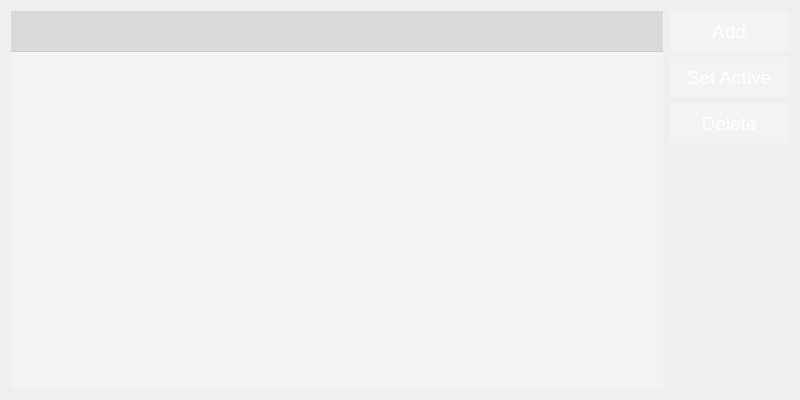
The window that Kaminec/UI/kamineclauncher_tabs/accounttab.ui (kaniol-lck/Kaminec) describes before a commit, drawn with Qt 5.
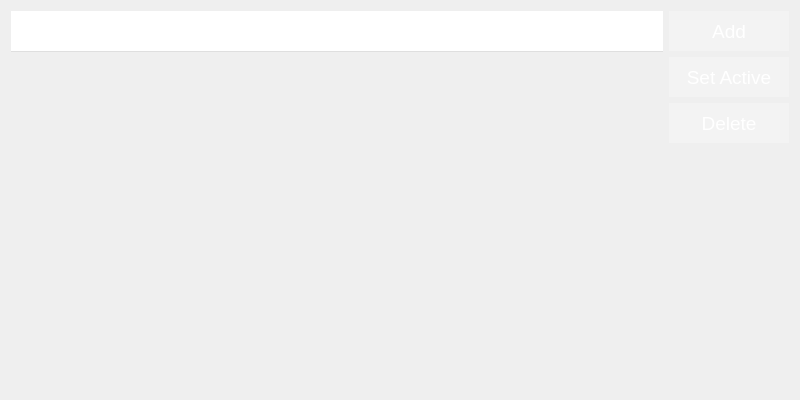
The same window after the commit.

The edit to the form file:
```diff
--- a/Kaminec/UI/kamineclauncher_tabs/accounttab.ui
+++ b/Kaminec/UI/kamineclauncher_tabs/accounttab.ui
@@ -30,7 +30,7 @@
      <property name="styleSheet">
       <string notr="true">QTableView {
     color: rgb(255, 255, 255);
-	background-color: rgba(255, 255, 255, 63);
+	background-color: rgba(255, 255, 255, 0);
 	alternate-background-color: rgba(191, 191, 191, 63);
     selection-color: rgb(0, 0, 0);
 	selection-background-color: rgba(255, 255, 255, 191);
@@ -38,17 +38,9 @@
 }
 
 QHeaderView {
-	color: rgb(127, 127, 127);
-	background-color: rgba(191, 191, 191, 127);
-    border: none;
-	min-height: 40px;
-	border-bottom: 1px solid rgba(191, 191, 191, 127);
-}
-
-QHeaderView:section {
-	color: black;
-	background-color: rgba(191, 191, 191, 127);
-    border: none;
+	color: rgba(0, 0, 0, 255);
+	background-color: rgba(255, 255, 255, 255);
+    border: 1px;
 	min-height: 40px;
 	border-bottom: 1px solid rgba(191, 191, 191, 127);
 }
```
